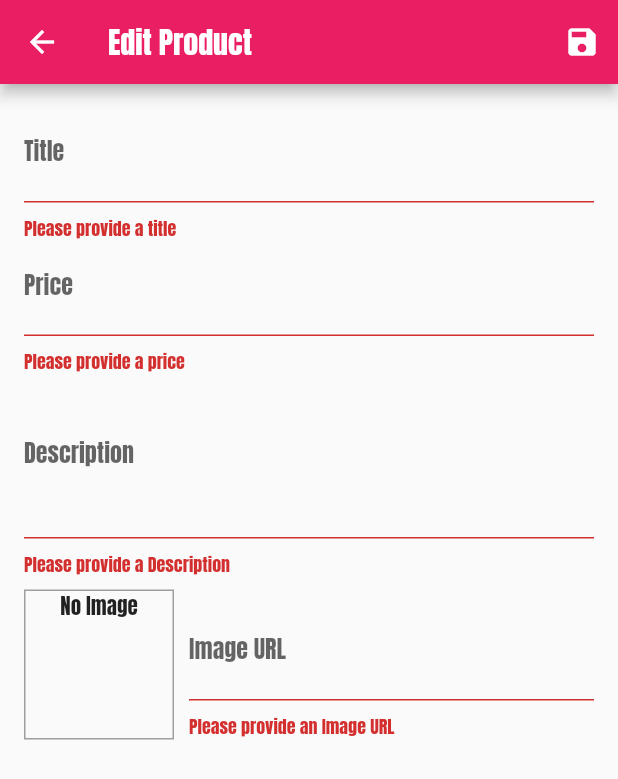
After one commit to kurniawanharry/flutter_shop_app, a Flutter app: the EditProductScreen screen opened by its route, after a tap on the "save" icon, on a phone screen of 412 x 824 dp. The commit adds this screen. Shown: the top 779 px of the screen. Run offline on Flutter 3.47's test engine with Material 2 defaults, Android fonts, the phone set to English and light mode, and no system bars; statements that could not run were skipped.

Commit message:
first mac commit

```diff
--- a/lib/main.dart
+++ b/lib/main.dart
@@ -2,9 +2,11 @@ import 'package:flutter/material.dart';
 import 'package:flutter_shop_app/providers/orders.dart';
 import 'package:flutter_shop_app/providers/products_provider.dart';
 import 'package:flutter_shop_app/screens/cart_screen.dart';
+import 'package:flutter_shop_app/screens/edit_product_screen.dart';
 import 'package:flutter_shop_app/screens/orders_screen.dart';
 import 'package:flutter_shop_app/screens/products_detail_screen.dart';
 import 'package:flutter_shop_app/screens/products_overview_screen.dart';
+import 'package:flutter_shop_app/screens/user_product_screen.dart';
 import 'package:provider/provider.dart';
 
 import 'providers/cart.dart';
@@ -31,6 +33,7 @@ class MyApp extends StatelessWidget {
         ),
       ],
       child: MaterialApp(
+        debugShowCheckedModeBanner: false,
         title: 'ShopApp',
         theme: ThemeData(
           primarySwatch: Colors.pink,
@@ -42,6 +45,8 @@ class MyApp extends StatelessWidget {
           ProductsDetail.routeName: (context) => ProductsDetail(),
           CartScreen.routeName: (context) => CartScreen(),
           OrderScreen.routeName: (context) => OrderScreen(),
+          UserProductSreen.routeName: (context) => UserProductSreen(),
+          EditProductScreen.routeName: (context) => EditProductScreen(),
         },
       ),
     );
--- a/lib/providers/products_provider.dart
+++ b/lib/providers/products_provider.dart
@@ -48,4 +48,31 @@ class ProductsProvider with ChangeNotifier {
   List<Product> get favoriteItems {
     return _items.where((product) => product.isFavorite).toList();
   }
+
+  void addProduct(Product product) {
+    final addProd = Product(
+        id: DateTime.now().toString(),
+        title: product.title,
+        description: product.description,
+        price: product.price,
+        imageUrl: product.imageUrl);
+
+    _items.add(addProd);
+    notifyListeners();
+  }
+
+  void updateProduct(String id, Product newProdcut) {
+    final prodIndex = _items.indexWhere((prod) => prod.id == id);
+    if (prodIndex >= 0) {
+      _items[prodIndex] = newProdcut;
+      notifyListeners();
+    } else {
+      print('...');
+    }
+  }
+
+  void removeProduct(String id) {
+    _items.removeWhere((prod) => prod.id == id);
+    notifyListeners();
+  }
 }
--- /dev/null
+++ b/lib/screens/edit_product_screen.dart
@@ -0,0 +1,280 @@
+import 'package:flutter/material.dart';
+import 'package:flutter_shop_app/providers/product.dart';
+import 'package:flutter_shop_app/providers/products_provider.dart';
+import 'package:provider/provider.dart';
+
+class EditProductScreen extends StatefulWidget {
+  static const routeName = '/edit-screen';
+  EditProductScreen({Key? key}) : super(key: key);
+
+  @override
+  State<EditProductScreen> createState() => _EditProductScreen();
+}
+
+class _EditProductScreen extends State<EditProductScreen> {
+  final _priceFocusNode = FocusNode();
+  final _descriptionFocusNode = FocusNode();
+  final _imageUrlController = TextEditingController();
+  final _imageUrlFocusNode = FocusNode();
+  final _form = GlobalKey<FormState>();
+
+  var _editedProduct = Product(
+    id: '0',
+    title: '',
+    description: '',
+    price: 0,
+    imageUrl: '',
+  );
+
+  var _isInitValues = {
+    'title': '',
+    'description': '',
+    'price': '',
+    'imageUrl': '',
+  };
+
+  var _isInit = true;
+
+  @override
+  void initState() {
+    // TODO: implement initState
+    _imageUrlFocusNode.addListener(_updateImageUrl);
+    super.initState();
+  }
+
+  //To Avoid Memory Leaks
+  @override
+  void dispose() {
+    // TODO: implement dispose
+    _imageUrlFocusNode.removeListener(_updateImageUrl);
+    _priceFocusNode.dispose();
+    _descriptionFocusNode.dispose();
+    _imageUrlController.dispose();
+    _imageUrlFocusNode.dispose();
+    super.dispose();
+  }
+
+  @override
+  void didChangeDependencies() {
+    // TODO: implement didChangeDependencies
+    if (_isInit) {
+      final productId = ModalRoute.of(context)?.settings.arguments == null
+          ? 'null'
+          : ModalRoute.of(context)?.settings.arguments as String;
+      if (productId != 'null') {
+        _editedProduct = context.read<ProductsProvider>().FindById(productId);
+        _isInitValues = {
+          'title': _editedProduct.title,
+          'description': _editedProduct.description,
+          'price': _editedProduct.price.toString(),
+          // 'imageUrl': _editedProduct.imageUrl,
+          'imageUrl': '',
+        };
+        _imageUrlController.text = _editedProduct.imageUrl;
+      }
+    }
+    _isInit = false;
+    super.didChangeDependencies();
+  }
+
+  void _updateImageUrl() {
+    if (!_imageUrlFocusNode.hasFocus) {
+      if ((!_imageUrlController.text.startsWith('http') &&
+              !_imageUrlController.text.startsWith('https')) ||
+          (!_imageUrlController.text.endsWith('.png') &&
+              !_imageUrlController.text.endsWith('.jpg') &&
+              !_imageUrlController.text.endsWith('.jpeg'))) {
+        return;
+      }
+      setState(() {});
+    }
+  }
+
+  void _saveForm() {
+    final isValid = _form.currentState?.validate();
+    if (!isValid!) {
+      return;
+    }
+    _form.currentState?.save();
+    if (_editedProduct.id != '0') {
+      context
+          .read<ProductsProvider>()
+          .updateProduct(_editedProduct.id, _editedProduct);
+    } else {
+      context.read<ProductsProvider>().addProduct(_editedProduct);
+    }
+
+    Navigator.of(context).pop();
+  }
+
+  @override
+  Widget build(BuildContext context) {
+    return Scaffold(
+      appBar: AppBar(
+        title: Text('Edit Product'),
+        actions: [
+          IconButton(
+            onPressed: () {
+              _saveForm();
+            },
+            icon: Icon(Icons.save),
+          )
+        ],
+      ),
+      body: Padding(
+        padding: EdgeInsets.all(16),
+        child: Form(
+          key: _form,
+          child: ListView(children: [
+            TextFormField(
+              initialValue: _isInitValues['title'],
+              decoration: InputDecoration(labelText: 'Title'),
+              textInputAction: TextInputAction.next,
+              onFieldSubmitted: (_) {
+                FocusScope.of(context).requestFocus(_priceFocusNode);
+              },
+              validator: (value) {
+                if (value!.isEmpty) {
+                  return 'Please provide a title';
+                }
+                return null;
+              },
+              onSaved: (value) {
+                _editedProduct = Product(
+                  id: _editedProduct.id,
+                  isFavorite: _editedProduct.isFavorite,
+                  title: value!,
+                  description: _editedProduct.description,
+                  price: _editedProduct.price,
+                  imageUrl: _editedProduct.imageUrl,
+                );
+              },
+            ),
+            TextFormField(
+              initialValue: _isInitValues['price'],
+              decoration: InputDecoration(labelText: 'Price'),
+              textInputAction: TextInputAction.next,
+              keyboardType: TextInputType.number,
+              focusNode: _priceFocusNode,
+              onFieldSubmitted: (_) {
+                FocusScope.of(context).requestFocus(_descriptionFocusNode);
+              },
+              validator: (value) {
+                if (value!.isEmpty) {
+                  return 'Please provide a price';
+                }
+                if (double.tryParse(value) == null) {
+                  return 'Please enter a valid number.';
+                }
+                if (double.parse(value) <= 0) {
+                  return 'Please enter a number greater than 0.';
+                }
+                return null;
+              },
+              onSaved: (value) {
+                _editedProduct = Product(
+                  id: _editedProduct.id,
+                  isFavorite: _editedProduct.isFavorite,
+                  title: _editedProduct.title,
+                  description: _editedProduct.description,
+                  price: double.parse(value!),
+                  imageUrl: _editedProduct.imageUrl,
+                );
+              },
+            ),
+            TextFormField(
+              initialValue: _isInitValues['description'],
+              decoration: InputDecoration(labelText: 'Description'),
+              maxLines: 3,
+              keyboardType: TextInputType.multiline,
+              focusNode: _descriptionFocusNode,
+              validator: (value) {
+                if (value!.isEmpty) {
+                  return 'Please provide a Description';
+                }
+                if (value.length < 10) {
+                  return 'Should be at leaset 10 characthers long.';
+                }
+                return null;
+              },
+              onSaved: (value) {
+                _editedProduct = Product(
+                  id: _editedProduct.id,
+                  isFavorite: _editedProduct.isFavorite,
+                  title: _editedProduct.title,
+                  description: value!,
+                  price: _editedProduct.price,
+                  imageUrl: _editedProduct.imageUrl,
+                );
+              },
+            ),
+            Row(
+              crossAxisAlignment: CrossAxisAlignment.end,
+              children: [
+                Container(
+                  width: 100,
+                  height: 100,
+                  margin: EdgeInsets.only(top: 8, right: 10),
+                  decoration: BoxDecoration(
+                    border: Border.all(width: 1, color: Colors.grey),
+                  ),
+                  child: _imageUrlController.text.isEmpty
+                      ? Text(
+                          'No Image',
+                          textAlign: TextAlign.center,
+                        )
+                      : FittedBox(
+                          child: Image.network(
+                            _imageUrlController.text,
+                            fit: BoxFit.cover,
+                          ),
+                        ),
+                ),
+                Expanded(
+                  child: TextFormField(
+                    decoration: InputDecoration(labelText: 'Image URL'),
+                    keyboardType: TextInputType.url,
+                    textInputAction: TextInputAction.done,
+                    controller: _imageUrlController,
+                    focusNode: _imageUrlFocusNode,
+                    onEditingComplete: () {
+                      setState(() {});
+                    },
+                    onFieldSubmitted: (_) {
+                      _saveForm();
+                    },
+                    validator: (value) {
+                      if (value!.isEmpty) {
+                        return 'Please provide an Image URL';
+                      }
+                      if (!value.startsWith('http') &&
+                          !value.startsWith('https')) {
+                        return 'Please enter a valid URL';
+                      }
+                      if (!value.endsWith('.png') &&
+                          !value.endsWith('.jpg') &&
+                          !value.endsWith('.jpeg')) {
+                        return 'Please enter a valid image URl';
+                      }
+                      return null;
+                    },
+                    onSaved: (value) {
+                      _editedProduct = Product(
+                        id: _editedProduct.id,
+                        isFavorite: _editedProduct.isFavorite,
+                        title: _editedProduct.title,
+                        description: _editedProduct.description,
+                        price: _editedProduct.price,
+                        imageUrl: value!,
+                      );
+                    },
+                  ),
+                )
+              ],
+            )
+          ]),
+        ),
+      ),
+    );
+  }
+}
--- a/lib/widgets/app_drawer.dart
+++ b/lib/widgets/app_drawer.dart
@@ -1,5 +1,6 @@
 import 'package:flutter/material.dart';
 import 'package:flutter_shop_app/screens/orders_screen.dart';
+import 'package:flutter_shop_app/screens/user_product_screen.dart';
 
 class AppDrawer extends StatelessWidget {
   const AppDrawer({Key? key}) : super(key: key);
@@ -13,14 +14,14 @@ class AppDrawer extends StatelessWidget {
             title: Text('History'),
             automaticallyImplyLeading: false,
           ),
-          Divider(),
           ListTile(
             leading: Icon(Icons.shop),
-            title: Text('Orders'),
+            title: Text('Shop'),
             onTap: () {
               Navigator.of(context).pushReplacementNamed('/');
             },
           ),
+          Divider(),
           ListTile(
             leading: Icon(Icons.payment),
             title: Text('Orders'),
@@ -28,6 +29,15 @@ class AppDrawer extends StatelessWidget {
               Navigator.of(context).pushReplacementNamed(OrderScreen.routeName);
             },
           ),
+          Divider(),
+          ListTile(
+            leading: Icon(Icons.edit),
+            title: Text('Manage Products'),
+            onTap: () {
+              Navigator.of(context)
+                  .pushReplacementNamed(UserProductSreen.routeName);
+            },
+          ),
         ],
       ),
     );
```
Also changed, not shown: lib/providers/cart.dart (+19 -0 lines), lib/screens/user_product_screen.dart (added, +49 -0 lines), lib/widgets/cart_item.dart (+24 -0 lines), lib/widgets/products_item.dart (+13 -0 lines), lib/widgets/user_product_item.dart (added, +43 -0 lines), pubspec.lock, 7 other files.
